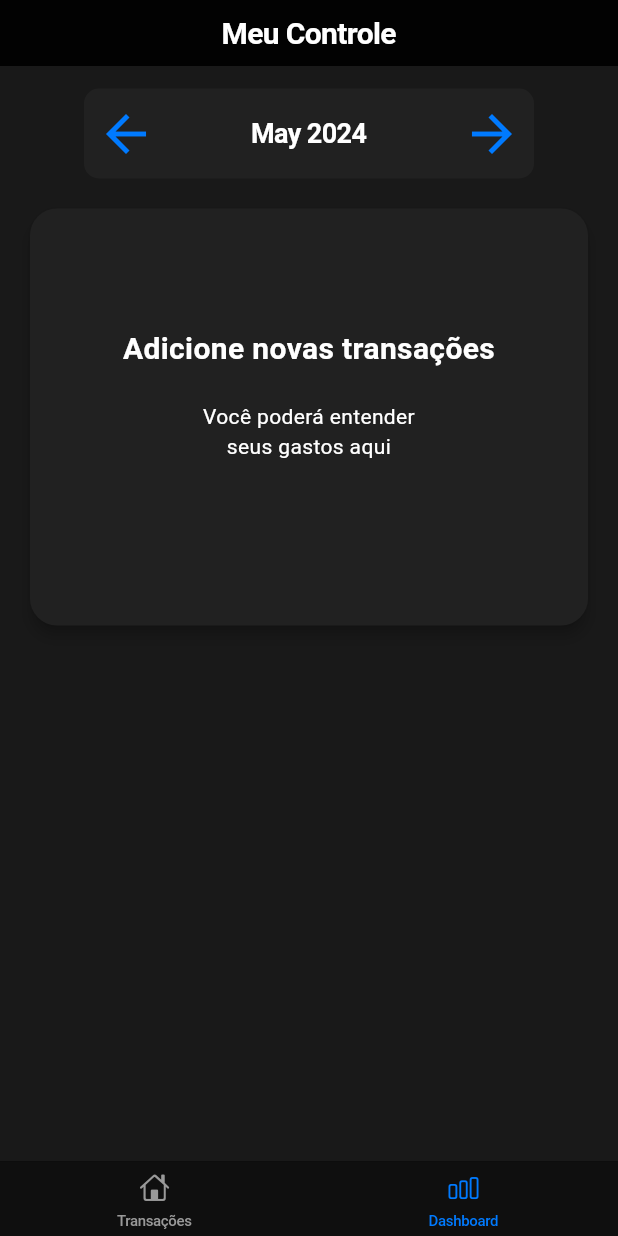
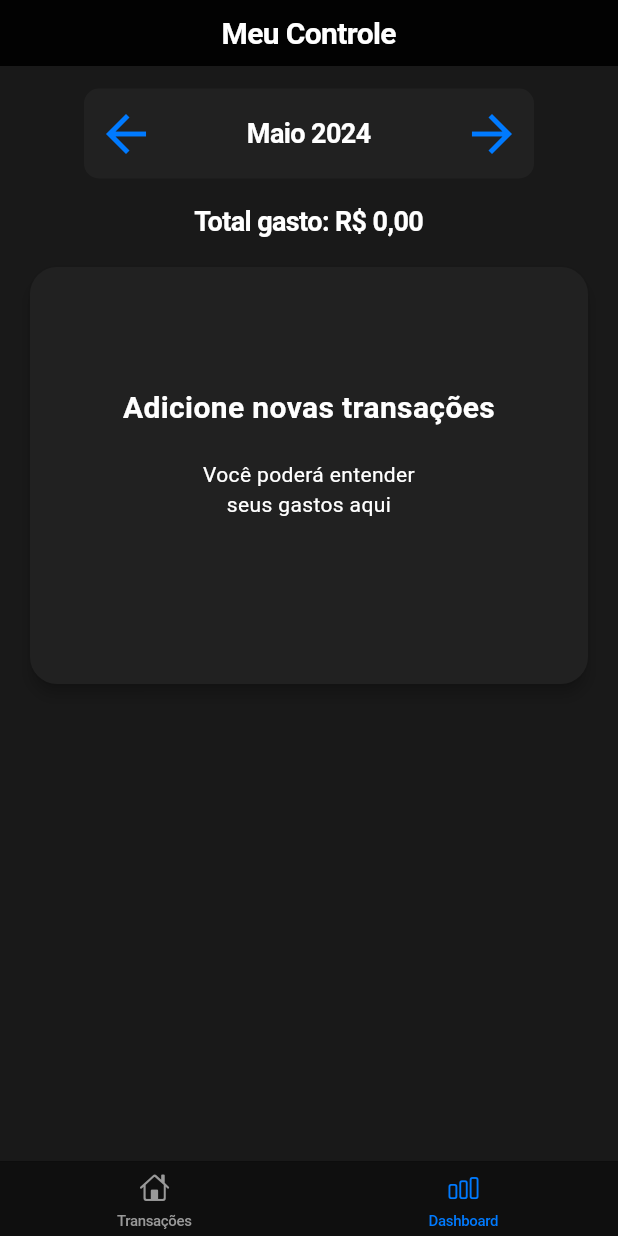
Before and after one commit to Xuxa09/Controle-de-gastos, a Flutter app: the screen it shows after launch, item 2 of the bottom bar chosen, on a phone screen of 412 x 824 dp. Run offline on Flutter 3.47's test engine with Material 3 defaults, Android fonts, the phone set to English and light mode, and no system bars; our stand-ins replace fl_chart, flutter_masked_text2, font_awesome_flutter, percent_indicator, shared_preferences.

Commit message:
subi app macOS

```diff
--- a/meus_gastos/lib/enums/Category.dart
+++ b/meus_gastos/lib/enums/Category.dart
@@ -1,9 +1,4 @@
-import 'package:flutter/cupertino.dart';
-import 'package:flutter_masked_text2/flutter_masked_text2.dart';
 import 'package:flutter/material.dart';
-import 'package:flutter/material.dart';
-import 'package:font_awesome_flutter/font_awesome_flutter.dart';
-import 'package:meus_gastos/widgets/Transactions/CampoComMascara.dart';
 
 enum Category {
   Unknown,
@@ -13,9 +8,7 @@ enum Category {
   Home,
   ShoppingBasket,
   Hospital,
-  Cigarrinho,
   Movie,
-  MusicNote,
   VideoGame,
   Drink
 }
@@ -42,12 +35,8 @@ class CategoryInfo {
         Icons.shopping_basket, Colors.purple[900]!),
     Category.Hospital: CategoryInfo(
         Category.Hospital, 'Saúde', Icons.local_hospital, Colors.teal[900]!),
-    Category.Cigarrinho: CategoryInfo(Category.Cigarrinho, 'Cigarrinho',
-        Icons.smoking_rooms, Colors.brown[900]!),
     Category.Movie: CategoryInfo(
         Category.Movie, 'Streaming', Icons.movie, Colors.deepPurple[900]!),
-    Category.MusicNote: CategoryInfo(
-        Category.MusicNote, 'Gambit', Icons.music_note, Colors.pink[900]!),
     Category.VideoGame: CategoryInfo(Category.VideoGame, 'Games',
         Icons.videogame_asset, Colors.indigo[900]!),
     Category.Drink: CategoryInfo(Category.Drink, 'Bebidas',
--- a/meus_gastos/lib/main.dart
+++ b/meus_gastos/lib/main.dart
@@ -9,6 +9,7 @@ class MyApp extends StatelessWidget {
   @override
   Widget build(BuildContext context) {
     return CupertinoApp(
+      debugShowCheckedModeBanner: false, // Define esta propriedade como false
       theme: const CupertinoThemeData(
         brightness: Brightness.light,
       ),
@@ -34,17 +35,11 @@ class _MyHomePageState extends State<MyHomePage> {
           backgroundColor: Colors.black38,
           items: const <BottomNavigationBarItem>[
             BottomNavigationBarItem(
-              icon: Icon(
-                CupertinoIcons.home,
-                size: 20,
-              ),
+              icon: Icon(CupertinoIcons.home, size: 20),
               label: 'Transações',
             ),
             BottomNavigationBarItem(
-              icon: Icon(
-                CupertinoIcons.chart_bar,
-                size: 20,
-              ),
+              icon: Icon(CupertinoIcons.chart_bar, size: 20),
               label: 'Dashboard',
             ),
           ],
@@ -55,40 +50,27 @@ class _MyHomePageState extends State<MyHomePage> {
           },
         ),
         tabBuilder: (context, index) {
-          Widget content;
+          if (index == 1 && selectedTab == 1) {
+            return DashboardScreen(
+              key: UniqueKey(), // Força a reconstrução do widget
+              isActive: true,
+            );
+          }
+
           switch (index) {
             case 0:
-              content = InsertTransactions(
+              return InsertTransactions(
                 title: 'Meus Gastos',
                 onAddClicked: () {},
               );
-              break;
             default:
-              content = DashboardScreen(isActive: selectedTab == 1);
-              break;
+              return DashboardScreen(
+                key: ValueKey(index),
+                isActive: selectedTab == 1,
+              );
           }
-          return content;
         },
       ),
     );
   }
 }
-
-class BlueController extends StatelessWidget {
-  @override
-  Widget build(BuildContext context) {
-    return Container(
-      color: Colors.blue,
-      child: Center(
-        child: Text(
-          'Blue Controller',
-          style: TextStyle(
-            color: Colors.white,
-            fontSize: 24,
-            fontWeight: FontWeight.bold,
-          ),
-        ),
-      ),
-    );
-  }
-}
--- a/meus_gastos/lib/widgets/Dashboards/DashboardScreen.dart
+++ b/meus_gastos/lib/widgets/Dashboards/DashboardScreen.dart
@@ -1,3 +1,4 @@
+import 'package:intl/intl.dart';
 import 'package:flutter/material.dart';
 import 'package:flutter/cupertino.dart';
 import 'MonthSelector.dart';
@@ -8,7 +9,7 @@ import 'DashboardCard.dart';
 class DashboardScreen extends StatefulWidget {
   final bool isActive;
 
-  DashboardScreen({this.isActive = false});
+  DashboardScreen({Key? key, this.isActive = false}) : super(key: key);
 
   @override
   _DashboardScreenState createState() => _DashboardScreenState();
@@ -20,6 +21,7 @@ class _DashboardScreenState extends State<DashboardScreen>
   List<PieChartDataItem> pieChartDataItems = [];
   bool isLoading = true;
   DateTime currentDate = DateTime.now();
+  double totalGasto = 0.0;
 
   @override
   bool get wantKeepAlive => true;
@@ -27,7 +29,15 @@ class _DashboardScreenState extends State<DashboardScreen>
   @override
   void initState() {
     super.initState();
-    _loadProgressIndicators(DateTime.now());
+    _onScreenDisplayed();
+  }
+
+  void _onScreenDisplayed() {
+    print("DashboardScreen is displayed.2");
+    if (widget.isActive) {
+      print("aaa22");
+      _loadProgressIndicators(currentDate);
+    }
   }
 
   void _changeMonth(int delta) {
@@ -45,8 +55,10 @@ class _DashboardScreenState extends State<DashboardScreen>
     progressIndicators =
         await CardService.getProgressIndicatorsByMonth(currentDate);
     pieChartDataItems.clear();
+    totalGasto = 0.0;
     for (var progressIndicator in progressIndicators) {
       pieChartDataItems.add(progressIndicator.toPieChartDataItem());
+      totalGasto += progressIndicator.progress;
     }
     setState(() {
       isLoading = false;
@@ -71,6 +83,15 @@ class _DashboardScreenState extends State<DashboardScreen>
               MonthSelector(
                 currentDate: currentDate,
                 onChangeMonth: _changeMonth,
+              ),
+              SizedBox(height: 18),
+              Text(
+                "Total gasto: ${NumberFormat.currency(locale: 'pt_BR', symbol: 'R\$').format(totalGasto)}",
+                style: TextStyle(
+                  color: Colors.white,
+                  fontSize: 18,
+                  fontWeight: FontWeight.bold,
+                ),
               ),
               Padding(
                 padding: const EdgeInsets.all(16.0),
--- a/meus_gastos/lib/widgets/Dashboards/MonthSelector.dart
+++ b/meus_gastos/lib/widgets/Dashboards/MonthSelector.dart
@@ -1,5 +1,6 @@
 import 'package:flutter/material.dart';
 import 'package:intl/intl.dart';
+import 'package:intl/date_symbol_data_local.dart';
 
 class MonthSelector extends StatelessWidget {
   final DateTime currentDate;
@@ -11,6 +12,12 @@ class MonthSelector extends StatelessWidget {
 
   @override
   Widget build(BuildContext context) {
+    initializeDateFormatting('pt_BR', null);
+    final format = DateFormat('MMMM yyyy', 'pt_BR');
+
+    String formattedDate = format.format(currentDate);
+    formattedDate = formattedDate[0].toUpperCase() + formattedDate.substring(1);
+
     return Container(
       width: 300,
       height: 60,
@@ -26,7 +33,7 @@ class MonthSelector extends StatelessWidget {
             onPressed: () => onChangeMonth(-1),
           ),
           Text(
-            DateFormat('MMMM yyyy').format(currentDate),
+            formattedDate,
             style: TextStyle(
               color: Colors.white,
               fontSize: 18,
```
Also changed, not shown: meus_gastos/pubspec.yaml (+3 -61 lines), meus_gastos/appIcon.png (added), 65 other files.
